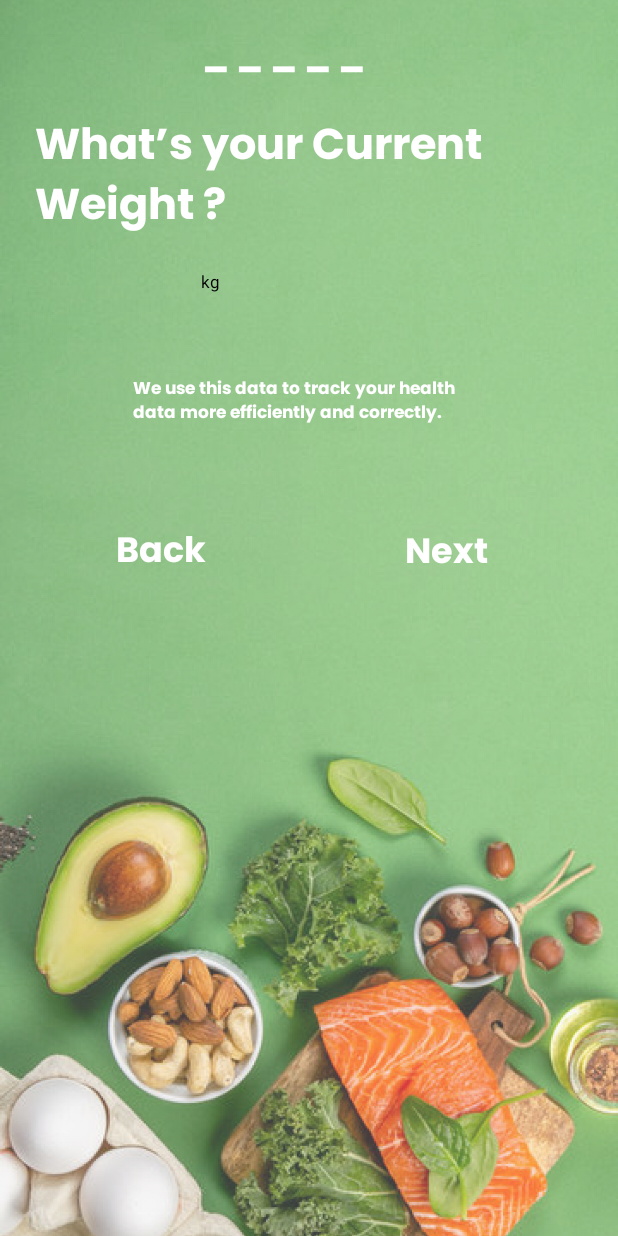
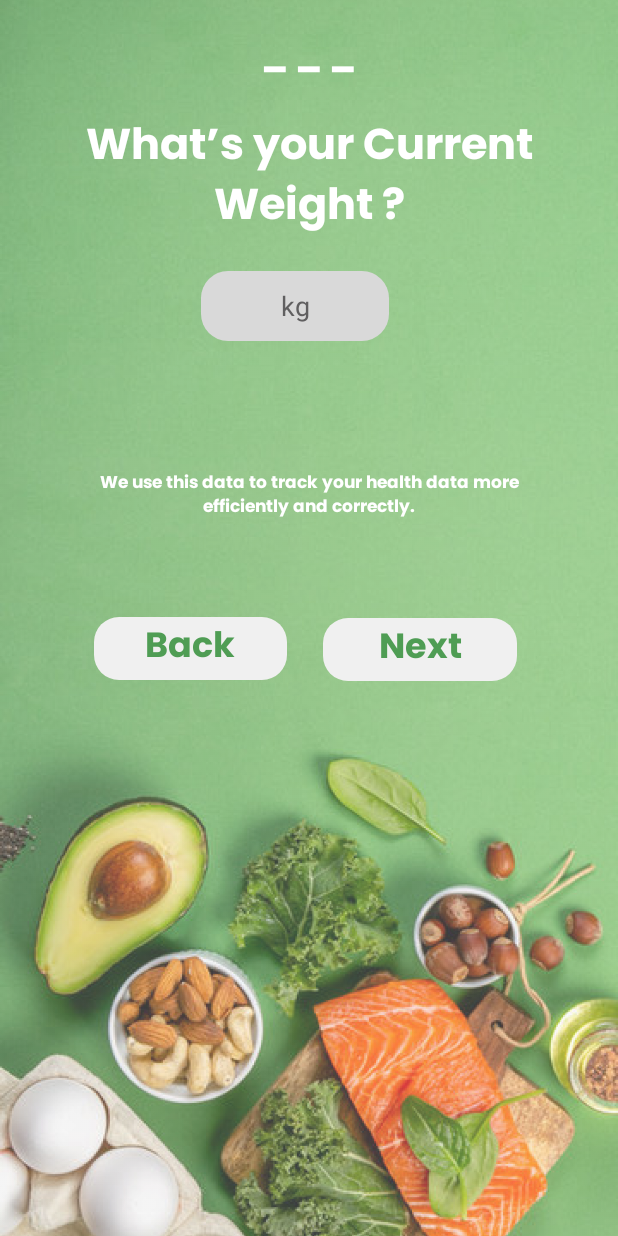
Before and after one commit to jezelldomer/CET4-SD-Caloriesify, an Android app: the layout activity_weight.xml on its own in the app's theme, with its tools: preview values and no code run, on a phone screen of 412 x 824 dp. Run offline under Robolectric (Android 15) with nearby library versions, the phone set to English and light mode, and no system bars.

Commit message:
adding target and weight final front end

```diff
--- a/app/src/main/res/layout/activity_weight.xml
+++ b/app/src/main/res/layout/activity_weight.xml
@@ -22,70 +22,76 @@
             android:layout_marginTop="@dimen/_19pxv"
             android:layout_width="match_parent" android:orientation="vertical">
             <TextView android:ellipsize="end" android:id="@+id/txtThree"
-                android:layout_gravity="start"
+                android:layout_gravity="center_horizontal"
                 android:layout_height="wrap_content"
                 android:layout_marginEnd="@dimen/_116pxh"
                 android:layout_marginStart="@dimen/_116pxh"
                 android:layout_width="wrap_content"
                 android:singleLine="true"
                 android:text="@{weightVM.weightModel.txtThree}"
-                style="@style/txtPoppinsbold24" tools:text="@string/lbl"/>
-            <TextView android:gravity="start"
+                style="@style/txtPoppinsbold24" tools:text="@string/lbl4"/>
+            <TextView android:gravity="center_horizontal"
                 android:id="@+id/txtWhatsyourCur"
                 android:layout_height="wrap_content"
                 android:layout_marginTop="@dimen/_17pxv"
                 android:layout_width="match_parent"
                 android:text="@{weightVM.weightModel.txtWhatsyourCur}"
                 style="@style/txt_2" tools:text="@string/msg_what_s_your_cur"/>
-            <EditText android:background="@android:color/transparent"
-                android:ellipsize="end" android:hint="@string/lbl_kg"
+            <EditText
+                android:background="@drawable/rectangle_bg_bluegray_100_radius_19_5"
+                android:ellipsize="end"
                 android:id="@+id/etRectangleTwentyOne"
-                android:inputType="text"
-                android:layout_height="wrap_content"
+                android:layout_gravity="center|start"
+                android:gravity="center"
+                android:hint="@string/lbl_kg"
+                android:layout_height="@dimen/_50pxv"
+                android:inputType="number"
+                android:textColorHint="@color/gray_703"
                 android:layout_marginEnd="@dimen/_115pxh"
                 android:layout_marginStart="@dimen/_115pxh"
-                android:layout_marginTop="@dimen/_17pxv"
-                android:layout_width="match_parent"
-                android:singleLine="true"
-                android:text="@={weightVM.weightModel.etRectangleTwentyOneValue}"
-                android:textColorHint="@color/black_900"
-                style="@style/etSolidRounded_2" tools:ignore="Autofill"/>
-            <TextView android:gravity="start"
+                android:layout_marginTop="@dimen/_18pxv" android:layout_width="@dimen/_130pxh"/>
+            <TextView android:gravity="center_horizontal"
                 android:id="@+id/txtWeusethisdat"
                 android:layout_height="wrap_content"
-                android:layout_marginEnd="@dimen/_68pxh"
-                android:layout_marginStart="@dimen/_68pxh"
-                android:layout_marginTop="@dimen/_59pxv"
+                android:layout_marginEnd="@dimen/_21pxh"
+                android:layout_marginStart="@dimen/_21pxh"
+                android:layout_marginTop="@dimen/_92pxv"
                 android:layout_width="match_parent"
                 android:text="@{weightVM.weightModel.txtWeusethisdat}"
                 style="@style/txt_3" tools:text="@string/msg_we_use_this_dat"/>
             <LinearLayout android:id="@+id/linearRowback"
                 android:layout_height="wrap_content"
-                android:layout_marginEnd="@dimen/_15pxh"
-                android:layout_marginStart="@dimen/_15pxh"
                 android:layout_marginTop="@dimen/_63pxv"
                 android:layout_width="match_parent" android:orientation="horizontal">
                 <TextView android:ellipsize="end"
                     android:id="@+id/txtBack"
+                    android:background="@drawable/rectangle_bg_gray_201_radius_17_5"
+                    android:gravity="center"
+                    android:paddingHorizontal="@dimen/_3pxh"
+                    android:paddingVertical="@dimen/_1pxv"
                     android:layout_height="wrap_content"
-                    android:layout_marginBottom="@dimen/_3pxv"
+                    android:layout_marginBottom="@dimen/_5pxv"
                     android:layout_marginStart="@dimen/_41pxh"
                     android:layout_marginTop="@dimen/_4pxv"
                     android:layout_weight="0.52"
-                    android:layout_width="0dp" android:singleLine="true"
+                    android:layout_width="10dp" android:singleLine="true"
                     android:text="@{weightVM.weightModel.txtBack}"
-                    style="@style/txtPoppinsbold24" tools:text="@string/lbl_back"/>
+                    style="@style/txtPoppinsbold24_1" tools:text="@string/lbl_back"/>
                 <TextView android:ellipsize="end"
                     android:id="@+id/txtNext"
+                    android:background="@drawable/rectangle_bg_gray_201_radius_17_5"
+                    android:gravity="center"
+                    android:paddingHorizontal="@dimen/_5pxh"
+                    android:paddingVertical="@dimen/_1pxv"
                     android:layout_height="wrap_content"
                     android:layout_marginBottom="@dimen/_2pxv"
                     android:layout_marginEnd="@dimen/_46pxh"
-                    android:layout_marginStart="@dimen/_133pxh"
+                    android:layout_marginStart="@dimen/_25pxh"
                     android:layout_marginTop="@dimen/_5pxv"
-                    android:layout_weight="0.48"
-                    android:layout_width="0dp" android:singleLine="true"
+                    android:layout_weight="0.52"
+                    android:layout_width="10dp" android:singleLine="true"
                     android:text="@{weightVM.weightModel.txtNext}"
-                    style="@style/txtPoppinsbold24" tools:text="@string/lbl_next"/>
+                    style="@style/txtPoppinsbold24_1" tools:text="@string/lbl_next"/>
             </LinearLayout>
         </LinearLayout>
     </FrameLayout>
```
Also changed, not shown: app/src/main/res/layout/activity_target.xml (+20 -16 lines).
